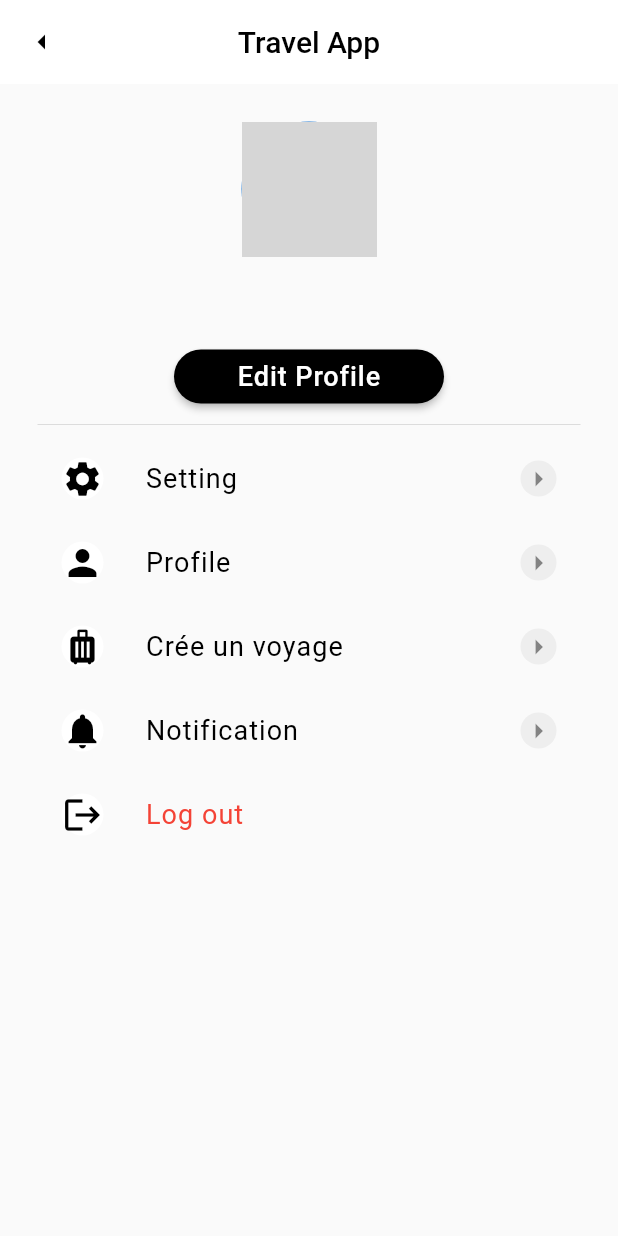
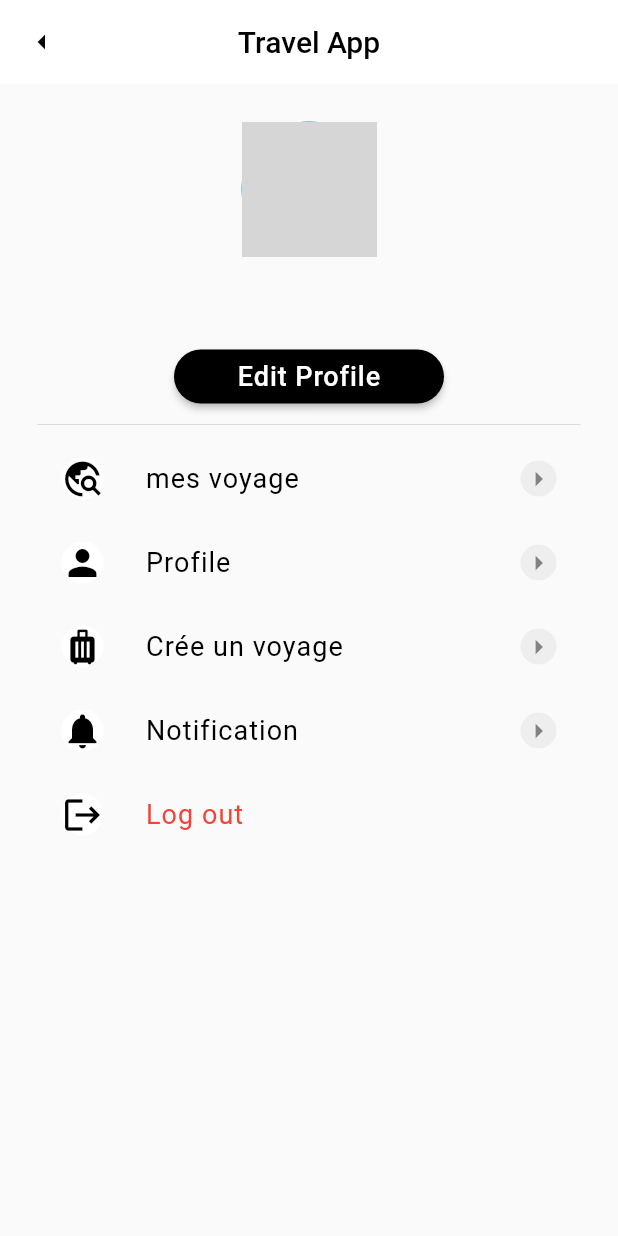
Before and after one commit to meriemDahil/travelapp, a Flutter app: the profilUser screen opened directly, on a phone screen of 412 x 824 dp. Run offline on Flutter 3.47's test engine with Material 2 defaults, Android fonts, the phone set to English and light mode, and no system bars; our stand-ins replace cloud_firestore, firebase_auth, firebase_core, firebase_storage, get, image_picker and 1 more; accounts and stored records are empty; network calls fail; grey boxes are pictures that could not be loaded.

Commit message:
projet update

```diff
--- a/lib/partenaire/ajouterService.dart
+++ b/lib/partenaire/ajouterService.dart
@@ -74,7 +74,7 @@ class _AjouterServiceState extends State<AjouterService> {
     });
 
     ScaffoldMessenger.of(context).showSnackBar(const SnackBar(
-      content: Text('Image uploaded successfully.'),
+      content: Text('un nouveau service a été publié'),
     ));
   }
 
--- /dev/null
+++ b/lib/screens/aprescreation.dart
@@ -0,0 +1,85 @@
+
+
+import 'package:cloud_firestore/cloud_firestore.dart';
+import 'package:flutter/material.dart';
+/*
+class AfterCreation extends StatefulWidget {
+  @override
+  _AfterCreationState createState() => _AfterCreationState();
+}
+
+class _AfterCreationState extends State<AfterCreation> {
+  @override
+  Widget build(BuildContext context) {
+    return Scaffold(
+      appBar: AppBar(
+        title: Text('My Images'),
+      ),
+      body: StreamBuilder<QuerySnapshot>(
+        stream: FirebaseFirestore.instance.collection('destination').snapshots(),
+        builder: (context, snapshot) {
+          if (!snapshot.hasData) {
+            return Center(
+              child: CircularProgressIndicator(),
+            );
+          }
+          List<DocumentSnapshot> docs = snapshot.data!.docs;
+          return GridView.builder(
+            gridDelegate: SliverGridDelegateWithFixedCrossAxisCount(crossAxisCount: 3),
+            itemCount: docs.length,
+            itemBuilder: (context, index) {
+              String imageUrl = docs[index]['url'];
+              return Image.network(
+                imageUrl,
+
+              );
+            },
+          );
+        },
+      ),
+    );
+  }
+}
+*/
+class AfterCreation extends StatefulWidget {
+  @override
+  _AfterCreationState createState() => _AfterCreationState();
+}
+
+class _AfterCreationState extends State<AfterCreation> {
+  @override
+  Widget build(BuildContext context) {
+    return Scaffold(
+      appBar: AppBar(
+        title: Text('My Images'),
+      ),
+      body: StreamBuilder<QuerySnapshot>(
+        stream: FirebaseFirestore.instance
+            .collection('destination')
+            .where('localisation', isEqualTo: 'Oran ')
+            .snapshots(),
+        builder: (context, snapshot) {
+          if (!snapshot.hasData) {
+            return Center(
+              child: CircularProgressIndicator(),
+            );
+          }
+          List<DocumentSnapshot> docs = snapshot.data!.docs;
+          return GridView.builder(
+            gridDelegate: SliverGridDelegateWithFixedCrossAxisCount(
+              crossAxisCount: 3,
+            ),
+            itemCount: docs.length,
+            itemBuilder: (context, index) {
+              String imageUrl = docs[index]['url'];
+              return Image.network(
+                imageUrl,
+                fit: BoxFit.cover,
+              );
+            },
+          );
+        },
+      ),
+    );
+  }
+}
--- a/lib/screens/home/profilUser.dart
+++ b/lib/screens/home/profilUser.dart
@@ -78,7 +78,7 @@ class _profilUserState extends State<profilUser> {
                 ),
             ),
             const Divider(),
-            ListProfile(title: "Setting", icon: Icons.settings, onPressed:(){}, endicon:true, textcolor: Colors.black),
+            ListProfile(title: "mes voyage", icon: Icons.travel_explore, onPressed:(){}, endicon:true, textcolor: Colors.black),
             ListProfile(title: "Profile", icon: Icons.person, onPressed:(){}, endicon:true, textcolor: Colors.black),
             ListProfile(title: "Crée un voyage ", icon: Icons.luggage, onPressed:(){
               Navigator.push(context, MaterialPageRoute(builder: (BuildContext context) => const CreVoyage()));
--- a/lib/screens/home/recommandation/voyage.dart
+++ b/lib/screens/home/recommandation/voyage.dart
@@ -1,7 +1,9 @@
 import 'package:cloud_firestore/cloud_firestore.dart';
 import 'package:firebase_auth/firebase_auth.dart';
 import 'package:flutter/material.dart';
+import 'package:get/get.dart';
 import 'package:intl/intl.dart';
+import 'package:travel_app/screens/aprescreation.dart';
 
 import 'package:travel_app/screens/home/profilUser.dart';
 class Voyage extends StatefulWidget {
@@ -175,6 +177,9 @@ class _VoyageState extends State<Voyage> {
                     _formKey.currentState!.save();
                      print(FirebaseAuth.instance.currentUser!.uid);
                    addUserDetails(_startDate, _endDate,_destination);
+                   Navigator.push(context, MaterialPageRoute(builder: (BuildContext context) =>  AfterCreation()));
+
+
                   }
                 },
                 style:  ElevatedButton.styleFrom(backgroundColor: const Color.fromARGB(255, 1, 22, 59), shape: RoundedRectangleBorder(
@@ -183,6 +188,7 @@ class _VoyageState extends State<Voyage> {
                   fixedSize:const Size(170, 50)),
                 child: const Text('OK',style: TextStyle(color: Colors.white,letterSpacing: 0.8, fontSize: 15,fontWeight: FontWeight.w500,),),
               ),
+
             ],
           ),
         ),
```
Also changed, not shown: lib/screens/home/recommandation/recommandation.dart (+25 -5 lines).
